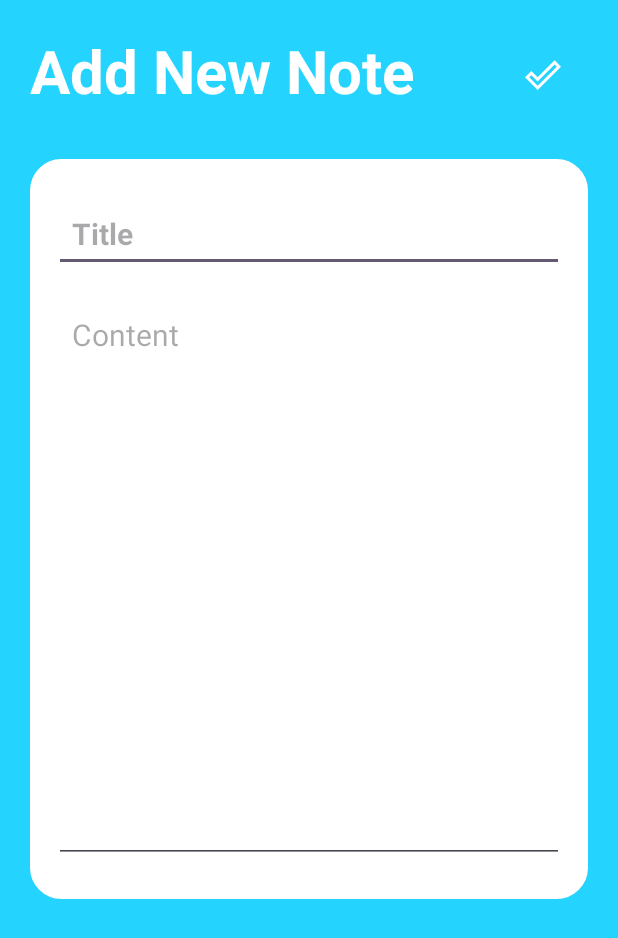
After one commit to FatihEmin48/Notes-App-With-Firebase, an Android app: the NoteDetailsActivity screen opened directly, with no data from a screen before it, on a phone screen of 412 x 824 dp. The commit adds this screen. Shown: the top 938 px of the screen. Run offline under Robolectric (Android 15) with nearby library versions, the phone set to English and light mode, and no system bars; our stand-ins replace Firebase (no records; nobody signed in at launch, a user with empty details on screens opened directly).

```diff
--- a/NotesApp/app/build.gradle.kts
+++ b/NotesApp/app/build.gradle.kts
@@ -34,10 +34,13 @@ android {
 
 dependencies {
 
+    implementation ("com.firebaseui:firebase-ui-firestore:8.0.2")
+
     implementation("androidx.appcompat:appcompat:1.6.1")
     implementation("com.google.android.material:material:1.9.0")
     implementation("androidx.constraintlayout:constraintlayout:2.1.4")
     implementation("com.google.firebase:firebase-auth-ktx:22.1.1")
+    implementation("com.google.firebase:firebase-firestore-ktx:24.7.1")
     testImplementation("junit:junit:4.13.2")
     androidTestImplementation("androidx.test.ext:junit:1.1.5")
     androidTestImplementation("androidx.test.espresso:espresso-core:3.5.1")
--- a/NotesApp/app/src/main/AndroidManifest.xml
+++ b/NotesApp/app/src/main/AndroidManifest.xml
@@ -12,6 +12,9 @@
         android:supportsRtl="true"
         android:theme="@style/Theme.NotesApp"
         tools:targetApi="31">
+        <activity
+            android:name=".NoteDetailsActivity"
+            android:exported="false" />
         <activity
             android:name=".LoginActivity"
             android:exported="false" />
--- /dev/null
+++ b/NotesApp/app/src/main/java/com/fatiheminkarahan/notesapp/NoteDetailsActivity.java
@@ -0,0 +1,121 @@
+package com.fatiheminkarahan.notesapp;
+
+import androidx.annotation.NonNull;
+import androidx.appcompat.app.AppCompatActivity;
+
+import android.os.Bundle;
+import android.view.View;
+import android.widget.EditText;
+import android.widget.ImageButton;
+import android.widget.TextView;
+
+import com.google.android.gms.tasks.OnCompleteListener;
+import com.google.android.gms.tasks.Task;
+import com.google.firebase.Timestamp;
+import com.google.firebase.firestore.DocumentReference;
+
+public class NoteDetailsActivity extends AppCompatActivity {
+
+    EditText titleEditText,contentEditText;
+    ImageButton saveNoteBtn;
+    TextView pageTitleTextView;
+    String title,content,docId;
+    boolean isEditMode = false;
+    TextView deleteNoteTextViewBtn;
+
+    @Override
+    protected void onCreate(Bundle savedInstanceState) {
+        super.onCreate(savedInstanceState);
+        setContentView(R.layout.activity_note_details);
+
+
+        titleEditText = findViewById(R.id.notes_title_text);
+        contentEditText = findViewById(R.id.notes_content_text);
+        saveNoteBtn = findViewById(R.id.save_note_btn);
+        pageTitleTextView = findViewById(R.id.page_title);
+        deleteNoteTextViewBtn  = findViewById(R.id.delete_note_text_view_btn);
+
+        //receive data
+        title = getIntent().getStringExtra("title");
+        content= getIntent().getStringExtra("content");
+        docId = getIntent().getStringExtra("docId");
+
+        if(docId!=null && !docId.isEmpty()){
+            isEditMode = true;
+        }
+
+        titleEditText.setText(title);
+        contentEditText.setText(content);
+        if(isEditMode){
+            pageTitleTextView.setText("Edit your note");
+            deleteNoteTextViewBtn.setVisibility(View.VISIBLE);
+        }
+
+        saveNoteBtn.setOnClickListener( (v)-> saveNote());
+
+        //deleteNoteTextViewBtn.setOnClickListener((v)-> deleteNoteFromFirebase() );
+
+    }
+
+    void saveNote(){
+
+        String noteTitle = titleEditText.getText().toString();
+        String noteContent = contentEditText.getText().toString();
+
+        if(noteTitle == null || noteTitle.isEmpty() ){
+            titleEditText.setError("Title is required");
+            return;
+        }
+
+        Note note = new Note();
+        note.setTitle(noteTitle);
+        note.setContent(noteContent);
+        note.setTimestamp(Timestamp.now());
+
+        saveNoteToFirebase(note);
+
+    }
+
+    void saveNoteToFirebase(Note note) {
+        DocumentReference documentReference;
+        if (isEditMode) {
+            //update the note
+            documentReference = Utility.getCollectionReferenceForNotes().document(docId);
+        } else {
+            //create new note
+            documentReference = Utility.getCollectionReferenceForNotes().document();
+        }
+
+        documentReference.set(note).addOnCompleteListener(new OnCompleteListener<Void>() {
+            @Override
+            public void onComplete(@NonNull Task<Void> task) {
+                if(task.isSuccessful()){
+                    //note is added
+                    Utility.showToast(NoteDetailsActivity.this,"Note added successfully");
+                    finish();
+                }else{
+                    Utility.showToast(NoteDetailsActivity.this,"Failed while adding note");
+                }
+            }
+        });
+    }
+
+    void deleteNoteFromFirebase(){
+        DocumentReference documentReference;
+        documentReference = Utility.getCollectionReferenceForNotes().document(docId);
+        documentReference.delete().addOnCompleteListener(new OnCompleteListener<Void>() {
+            @Override
+            public void onComplete(@NonNull Task<Void> task) {
+                if(task.isSuccessful()){
+                    //note is deleted
+                    Utility.showToast(NoteDetailsActivity.this,"Note deleted successfully");
+                    finish();
+                }else{
+                    Utility.showToast(NoteDetailsActivity.this,"Failed while deleting note");
+                }
+            }
+        });
+    }
+
+
+}
--- /dev/null
+++ b/NotesApp/app/src/main/res/drawable/baseline_add_24.xml
@@ -0,0 +1,5 @@
+<vector android:height="24dp" android:tint="#000000"
+    android:viewportHeight="24" android:viewportWidth="24"
+    android:width="24dp" xmlns:android="http://schemas.android.com/apk/res/android">
+    <path android:fillColor="@android:color/white" android:pathData="M19,13h-6v6h-2v-6H5v-2h6V5h2v6h6v2z"/>
+</vector>
--- /dev/null
+++ b/NotesApp/app/src/main/res/drawable/baseline_done_24.xml
@@ -0,0 +1,5 @@
+<vector android:height="24dp" android:tint="#000000"
+    android:viewportHeight="24" android:viewportWidth="24"
+    android:width="24dp" xmlns:android="http://schemas.android.com/apk/res/android">
+    <path android:fillColor="@android:color/white" android:pathData="M9,16.2L4.8,12l-1.4,1.4L9,19 21,7l-1.4,-1.4L9,16.2z"/>
+</vector>
--- /dev/null
+++ b/NotesApp/app/src/main/res/drawable/baseline_done_outline_24.xml
@@ -0,0 +1,5 @@
+<vector android:height="24dp" android:tint="#000000"
+    android:viewportHeight="24" android:viewportWidth="24"
+    android:width="24dp" xmlns:android="http://schemas.android.com/apk/res/android">
+    <path android:fillColor="@android:color/white" android:pathData="M19.77,5.03l1.4,1.4L8.43,19.17l-5.6,-5.6 1.4,-1.4 4.2,4.2L19.77,5.03m0,-2.83L8.43,13.54l-4.2,-4.2L0,13.57 8.43,22 24,6.43 19.77,2.2z"/>
+</vector>
--- /dev/null
+++ b/NotesApp/app/src/main/res/drawable/baseline_menu_24.xml
@@ -0,0 +1,5 @@
+<vector android:height="24dp" android:tint="#000000"
+    android:viewportHeight="24" android:viewportWidth="24"
+    android:width="24dp" xmlns:android="http://schemas.android.com/apk/res/android">
+    <path android:fillColor="@android:color/white" android:pathData="M3,18h18v-2L3,16v2zM3,13h18v-2L3,11v2zM3,6v2h18L21,6L3,6z"/>
+</vector>
--- /dev/null
+++ b/NotesApp/app/src/main/res/layout/activity_note_details.xml
@@ -0,0 +1,87 @@
+<?xml version="1.0" encoding="utf-8"?>
+<RelativeLayout xmlns:android="http://schemas.android.com/apk/res/android"
+    xmlns:app="http://schemas.android.com/apk/res-auto"
+    xmlns:tools="http://schemas.android.com/tools"
+    android:layout_width="match_parent"
+    android:layout_height="match_parent"
+    android:background="@color/my_primary"
+    android:padding="20dp"
+    tools:context=".NoteDetailsActivity">
+
+    <RelativeLayout
+        android:layout_width="match_parent"
+        android:layout_height="wrap_content"
+        android:id="@+id/title_bar_layout">
+
+        <TextView
+            android:id="@+id/page_title"
+            android:layout_width="wrap_content"
+            android:layout_height="wrap_content"
+            android:text="Add New Note"
+            android:textColor="@color/white"
+            android:textSize="40sp"
+            android:textStyle="bold" />
+
+        <ImageButton
+            android:layout_width="60dp"
+            android:layout_height="60dp"
+            android:id="@+id/save_note_btn"
+            android:src="@drawable/baseline_done_outline_24"
+            android:layout_alignParentEnd="true"
+            android:layout_centerVertical="true"
+            app:tint="@color/white"
+            android:background="?attr/selectableItemBackgroundBorderless"
+
+            />
+
+    </RelativeLayout>
+
+    <LinearLayout
+        android:layout_width="match_parent"
+        android:layout_height="wrap_content"
+        android:layout_below="@id/title_bar_layout"
+        android:orientation="vertical"
+        android:padding="16dp"
+        android:layout_marginVertical="26dp"
+        android:backgroundTint="@color/white"
+        android:background="@drawable/rounded_corner">
+
+        <EditText
+            android:layout_width="match_parent"
+            android:layout_height="wrap_content"
+            android:id="@+id/notes_title_text"
+            android:hint="Title"
+            android:textSize="20sp"
+            android:textStyle="bold"
+            android:layout_marginVertical="8dp"
+            android:padding="12dp"
+            android:textColor="@color/black"/>
+        <EditText
+            android:layout_width="match_parent"
+            android:layout_height="wrap_content"
+            android:id="@+id/notes_content_text"
+            android:hint="Content"
+            android:minLines="15"
+            android:gravity="top"
+            android:textSize="20sp"
+            android:layout_marginVertical="8dp"
+            android:padding="12dp"
+            android:textColor="@color/black"/>
+
+
+    </LinearLayout>
+
+    <TextView
+        android:layout_width="match_parent"
+        android:layout_height="wrap_content"
+        android:id="@+id/delete_note_text_view_btn"
+        android:text="Delete note"
+        android:layout_alignParentBottom="true"
+        android:gravity="center"
+        android:textSize="18sp"
+        android:visibility="gone"
+        android:textColor="#FF0000"/>
+
+
+
+</RelativeLayout>
```
Also changed, not shown: NotesApp/app/src/main/java/com/fatiheminkarahan/notesapp/MainActivity.java (+76 -0 lines), NotesApp/app/src/main/java/com/fatiheminkarahan/notesapp/Note.java (added, +37 -0 lines), NotesApp/app/src/main/java/com/fatiheminkarahan/notesapp/NoteAdapter.java (added, +61 -0 lines), NotesApp/app/src/main/java/com/fatiheminkarahan/notesapp/Utility.java (added, +30 -0 lines), NotesApp/app/src/main/res/layout/activity_main.xml (+46 -8 lines), NotesApp/app/src/main/res/layout/recycler_note_item.xml (added, +39 -0 lines), 288 other files.
